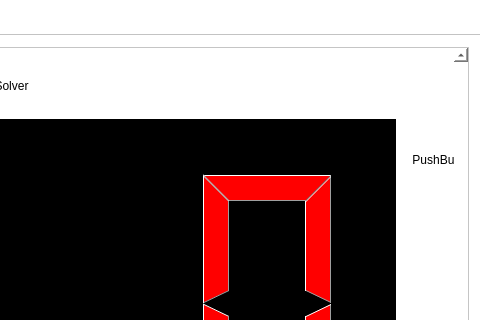
Old version of the form mainwindow.ui in the repository skullbox305/Minesweeper-Solver; both pictures show x 416 to 896 and y 0 to 320 of the 896 by 560 pixel window.
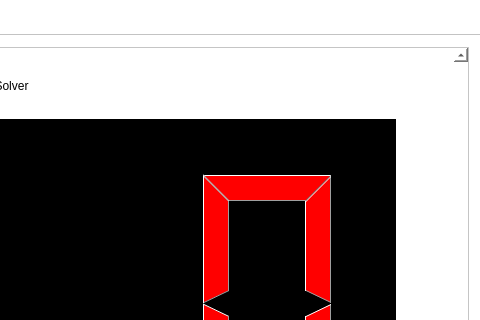
New version of the form. Icons and pictures are not drawn.

Commit message: Jetzt aber

```diff
--- a/mainwindow.ui
+++ b/mainwindow.ui
@@ -217,19 +217,6 @@
            </item>
           </layout>
          </widget>
-         <widget class="QPushButton" name="pushButton_2">
-          <property name="geometry">
-           <rect>
-            <x>810</x>
-            <y>100</y>
-            <width>75</width>
-            <height>23</height>
-           </rect>
-          </property>
-          <property name="text">
-           <string>PushButton</string>
-          </property>
-         </widget>
         </widget>
        </widget>
       </item>
```
